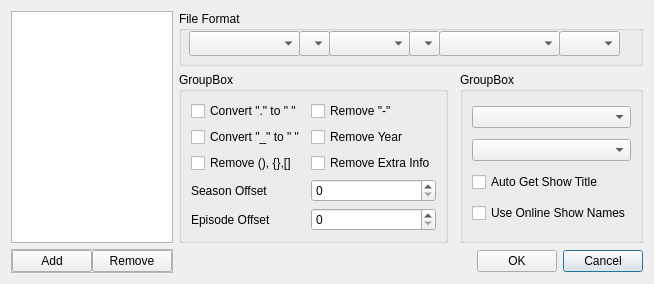
Qt form Renamer/convertiondialog.ui (computergeek1507/TVShowRenamer2) before a commit.
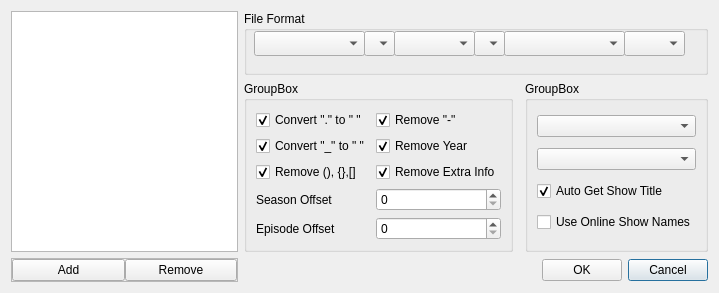
The same form after that commit. Icons and pictures are not drawn.

Commit message: Set default convertion settings

```diff
--- a/Renamer/convertiondialog.ui
+++ b/Renamer/convertiondialog.ui
@@ -6,8 +6,8 @@
    <rect>
     <x>0</x>
     <y>0</y>
-    <width>638</width>
-    <height>274</height>
+    <width>719</width>
+    <height>293</height>
    </rect>
   </property>
   <property name="windowTitle">
@@ -142,6 +142,9 @@
         <property name="text">
          <string>Auto Get Show Title</string>
         </property>
+        <property name="checked">
+         <bool>true</bool>
+        </property>
        </widget>
       </item>
       <item>
@@ -214,6 +217,9 @@
         <property name="text">
          <string>Convert &quot;.&quot; to &quot; &quot;</string>
         </property>
+        <property name="checked">
+         <bool>true</bool>
+        </property>
        </widget>
       </item>
       <item row="0" column="1">
@@ -221,6 +227,9 @@
         <property name="text">
          <string>Remove &quot;-&quot;</string>
         </property>
+        <property name="checked">
+         <bool>true</bool>
+        </property>
        </widget>
       </item>
       <item row="1" column="0">
@@ -228,6 +237,9 @@
         <property name="text">
          <string>Convert &quot;_&quot; to &quot; &quot;</string>
         </property>
+        <property name="checked">
+         <bool>true</bool>
+        </property>
        </widget>
       </item>
       <item row="1" column="1">
@@ -235,6 +247,9 @@
         <property name="text">
          <string>Remove Year</string>
         </property>
+        <property name="checked">
+         <bool>true</bool>
+        </property>
        </widget>
       </item>
       <item row="2" column="0">
@@ -242,6 +257,9 @@
         <property name="text">
          <string>Remove (), {},[]</string>
         </property>
+        <property name="checked">
+         <bool>true</bool>
+        </property>
        </widget>
       </item>
       <item row="2" column="1">
@@ -249,6 +267,9 @@
         <property name="text">
          <string>Remove Extra Info</string>
         </property>
+        <property name="checked">
+         <bool>true</bool>
+        </property>
        </widget>
       </item>
       <item row="4" column="0">
```
